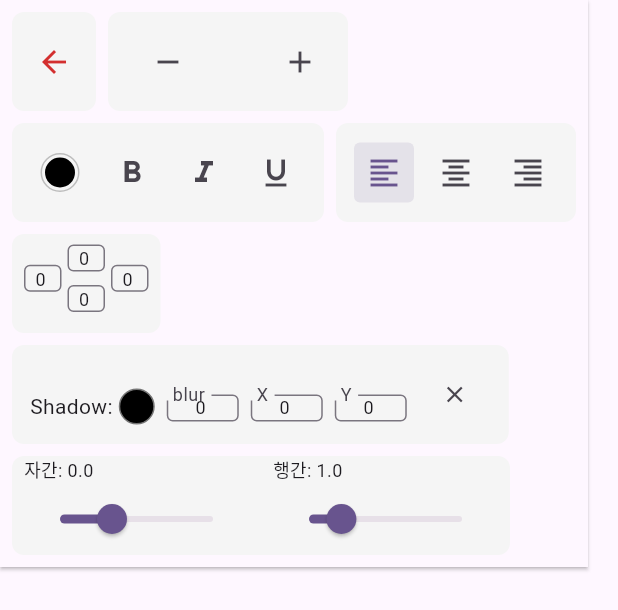
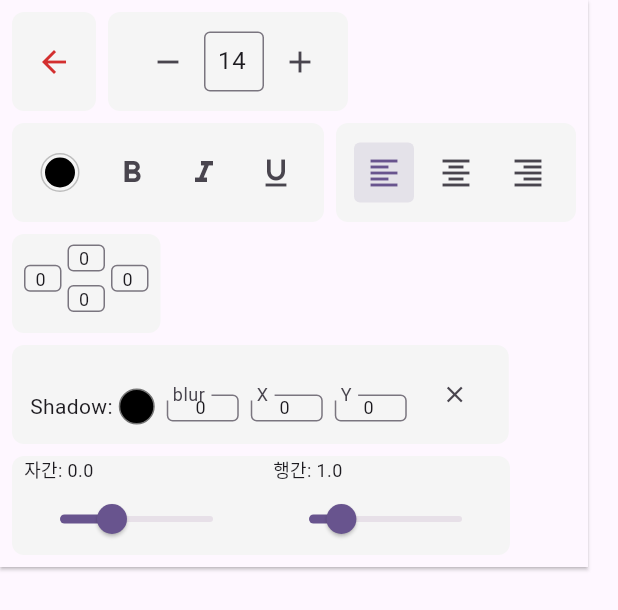
Before and after one commit to cretaDomain/rich_text_editor, a Flutter app: the Toolbar widget shown alone on an empty page, opened directly with empty values, on a phone screen of 412 x 824 dp. Shown: the top 610 px of the screen. Run offline on Flutter 3.47's test engine with Material 3 defaults, Android fonts, the phone set to English and light mode, and no system bars; our stand-ins replace flutter_colorpicker.

Commit message:
5th modify

```diff
--- a/lib/src/widgets/toolbar.dart
+++ b/lib/src/widgets/toolbar.dart
@@ -183,24 +183,23 @@ class _ToolbarState extends State<Toolbar> {
                 ),
                 SizedBox(
                   width: 40,
-                  // 임시로 주석 처리함.
-                  // child: TextFormField(
-                  //   controller: _fontSizeController,
-                  //   textAlign: TextAlign.center,
-                  //   keyboardType: TextInputType.number,
-                  //   inputFormatters: [FilteringTextInputFormatter.digitsOnly],
-                  //   decoration: const InputDecoration(
-                  //     isDense: true,
-                  //     border: OutlineInputBorder(),
-                  //     contentPadding: EdgeInsets.symmetric(horizontal: 4, vertical: 8),
-                  //   ),
-                  //   onFieldSubmitted: (value) {
-                  //     final size = double.tryParse(value);
-                  //     if (size != null) {
-                  //       _changeFontSize(size);
-                  //     }
-                  //   },
-                  // ),
+                  child: TextFormField(
+                    controller: _fontSizeController,
+                    textAlign: TextAlign.center,
+                    keyboardType: TextInputType.number,
+                    inputFormatters: [FilteringTextInputFormatter.digitsOnly],
+                    decoration: const InputDecoration(
+                      isDense: true,
+                      border: OutlineInputBorder(),
+                      contentPadding: EdgeInsets.symmetric(horizontal: 4, vertical: 8),
+                    ),
+                    onFieldSubmitted: (value) {
+                      final size = double.tryParse(value);
+                      if (size != null) {
+                        _changeFontSize(size);
+                      }
+                    },
+                  ),
                 ),
                 IconButton(
                   icon: const Icon(Icons.add),
```
